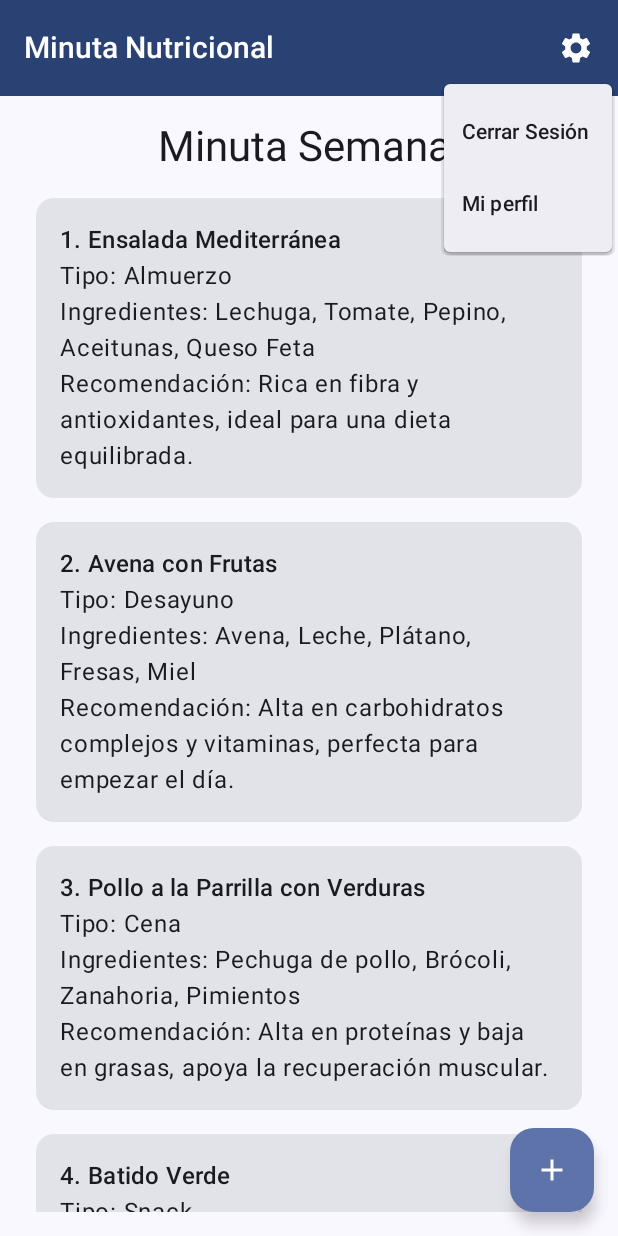
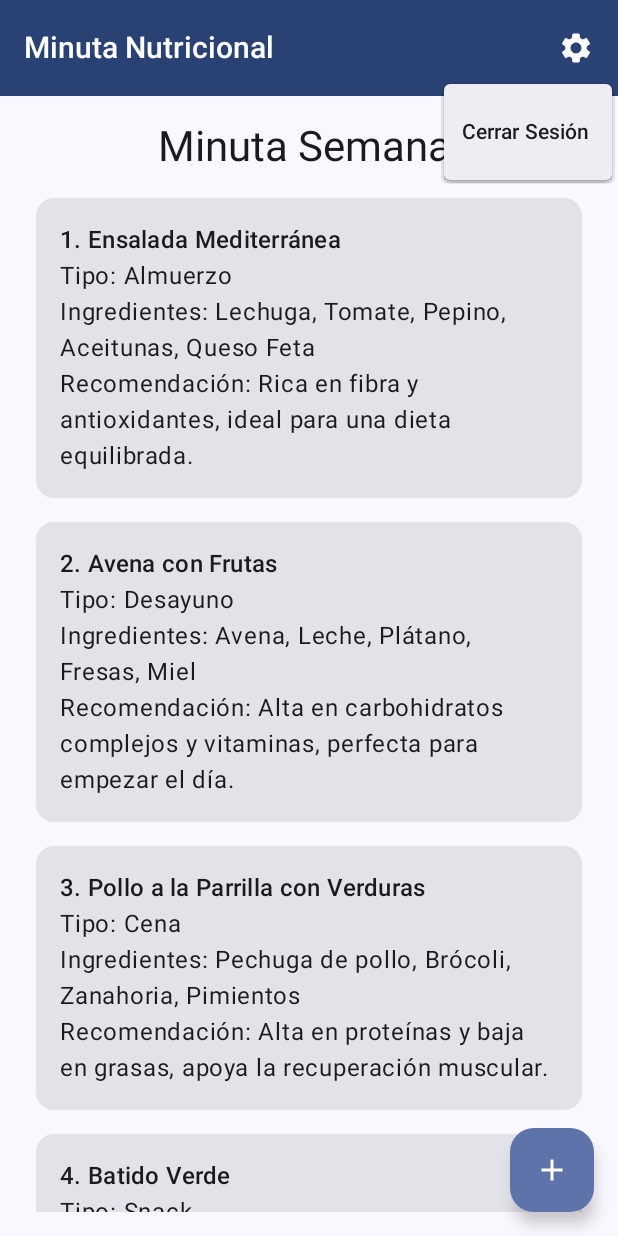
Before and after one commit to albania-musabeli-appMoviles/minutaApp, an Android app built with Jetpack Compose: the MinutaScreen screen opened through its navigation route, after a tap on "Ajustes", on a phone screen of 412 x 824 dp. Run offline under Robolectric (Android 15) with nearby library versions, the phone set to English and light mode, and no system bars.

Commit message:
feat: Editar menú desplegable solo opcion cerrar sesion

```diff
--- a/app/src/main/java/com/example/minutaapp/screens/Minuta.kt
+++ b/app/src/main/java/com/example/minutaapp/screens/Minuta.kt
@@ -115,14 +115,6 @@ fun MinutaScreen(navController: NavHostController, recetasUsuario: MutableList<R
                                 navController.navigate("login")
                             }
                         )
-
-                        DropdownMenuItem(
-                            text = { Text("Mi perfil") },
-                            onClick = {
-                                showMenu = false
-                                navController.navigate("profile")
-                            }
-                        )
                     }
                 },
                 colors = TopAppBarDefaults.topAppBarColors(
```
